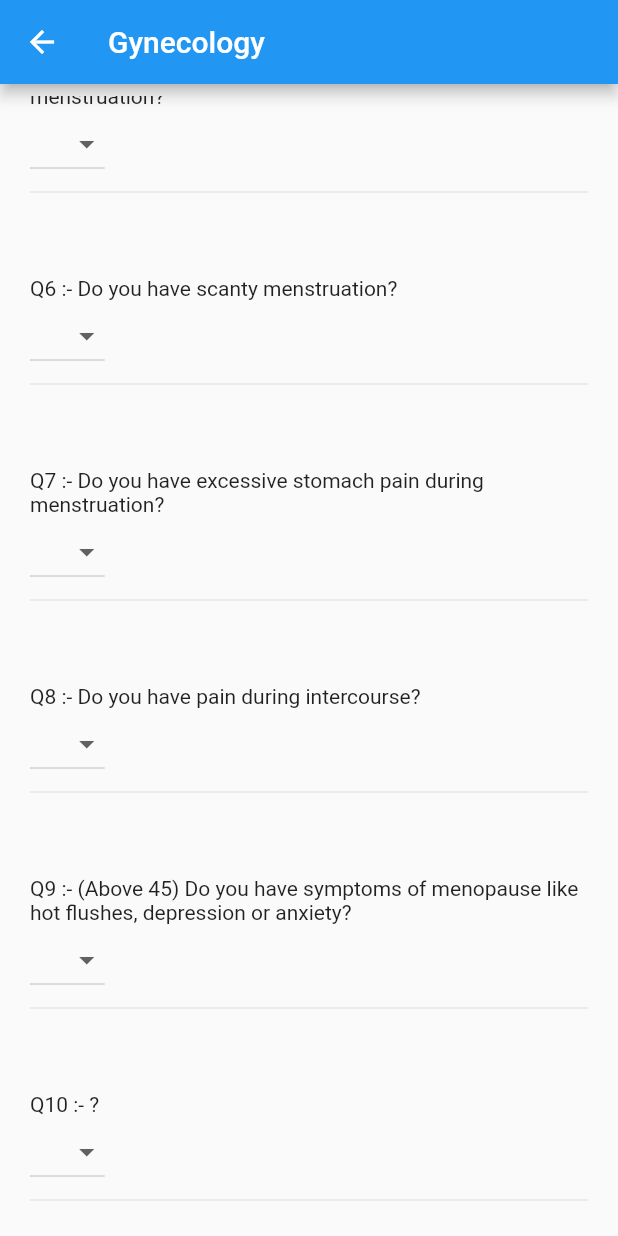
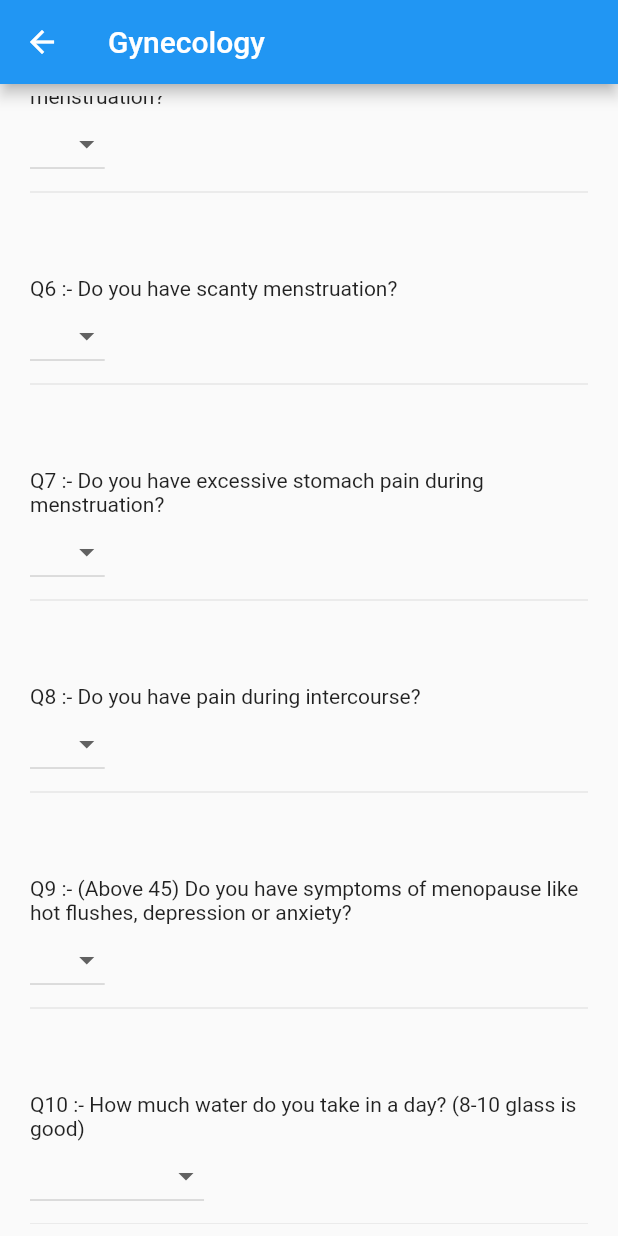
Before and after one commit to ManasviPatidar/mpgov-health, a Flutter app: the GynecologyPage screen opened directly with empty values, scrolled down 576 dp, on a phone screen of 412 x 824 dp. Run offline on Flutter 3.47's test engine with Material 2 defaults, Android fonts, the phone set to English and light mode, and no system bars; our stand-ins replace cloud_firestore, firebase_core, get; accounts and stored records are empty.

Commit message:
bfix: Fix questions.

```diff
--- a/lib/details.dart
+++ b/lib/details.dart
@@ -116,7 +116,7 @@ class _DetailsPageState extends State<DetailsPage> {
             data['answers'][8] ?? 'Not answered',
           ],
           [
-            'Q10: ?', //TODO: Add question.
+            'Q10: How much water do you take in a day?',
             data['answers'][9] ?? 'Not answered',
           ],
         ];
--- a/lib/gynecology.dart
+++ b/lib/gynecology.dart
@@ -171,23 +171,8 @@ class _GynecologyPageState extends State<GynecologyPage> {
               child: Column(
                 crossAxisAlignment: CrossAxisAlignment.start,
                 children: [
-                  const Text('Q10 :- ?'), //TODO: Add question.
-                  DropdownButton<String>(
-                    value: answers[9],
-                    items: _yesAndNo(),
-                    onChanged: (a) => _save(a, 9),
-                  ),
-                  const Divider(),
-                ],
-              ),
-            ),
-            Container(
-              padding: const EdgeInsets.fromLTRB(12, 24, 12, 24),
-              child: Column(
-                crossAxisAlignment: CrossAxisAlignment.start,
-                children: [
-                  const Text(
-                      'Q10 :- How much water do you take in a day (8-10 glass is good)'),
+                  const Text('Q10 :- How much water do you take in a day? '
+                      '(8-10 glass is good)'),
                   DropdownButton<String>(
                     value: answers[9],
                     items: _getOptions([
--- a/lib/pediatric.dart
+++ b/lib/pediatric.dart
@@ -94,9 +94,9 @@ class _PediatricPageState extends State<PediatricPage> {
                 children: [
                   const Text('Q5 :- ?'), //TODO: Add question.
                   DropdownButton<String>(
-                    value: answers[3],
+                    value: answers[4],
                     items: _getOptions(['Low', 'Moderate', 'Often']),
-                    onChanged: (a) => _save(a, 3),
+                    onChanged: (a) => _save(a, 4),
                   ),
                   const Divider(),
                 ],
```
